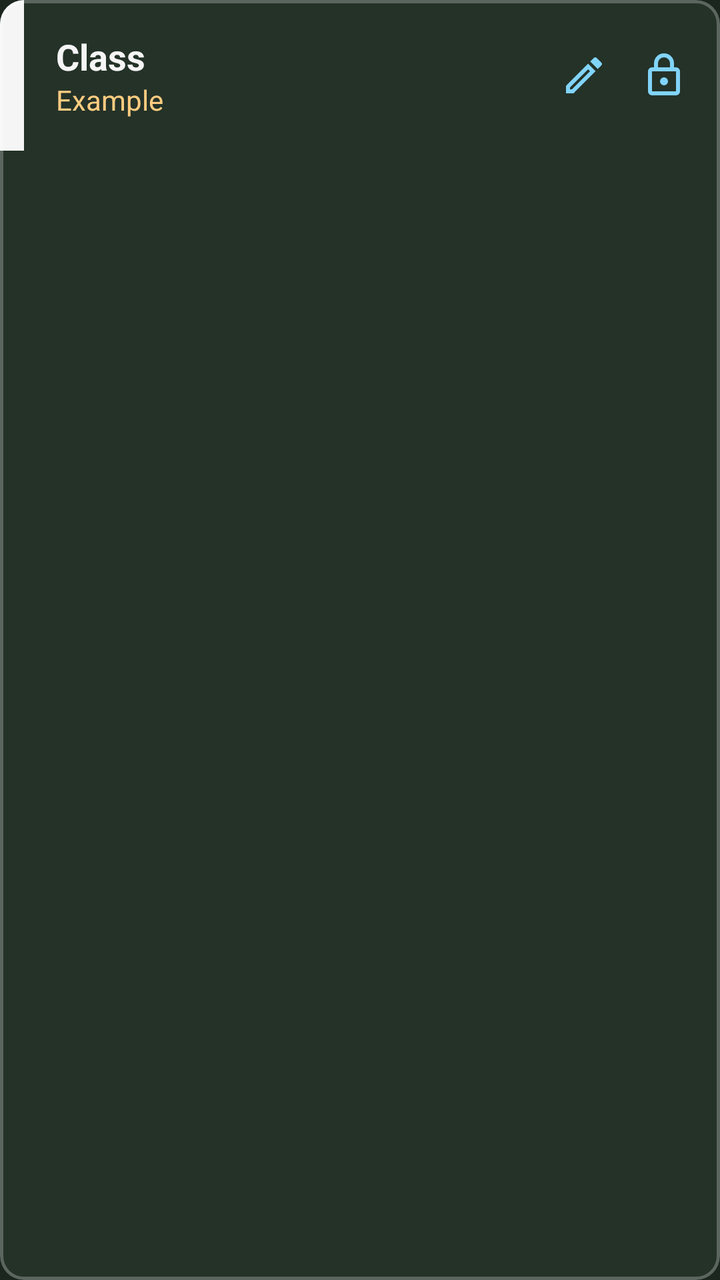
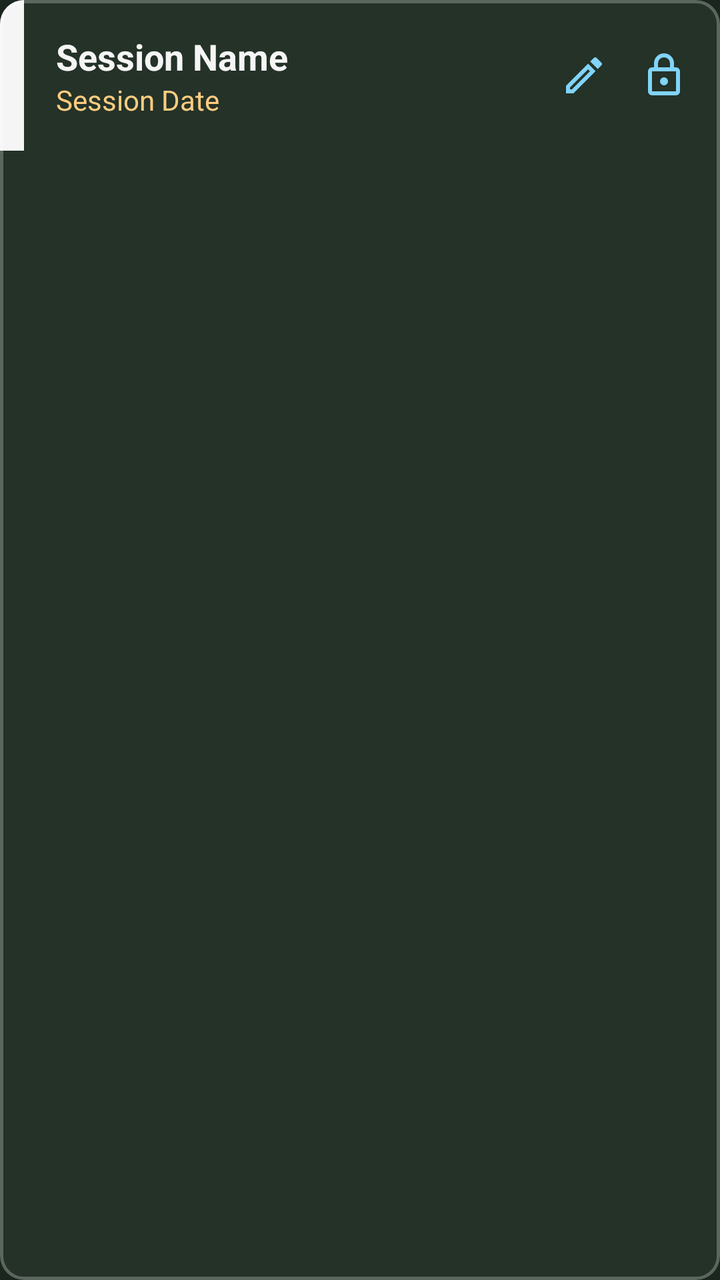

The first picture is an Android layout as it rendered before a commit; the second is the same layout after the commit. The layout source and the unified diff follow.
<!-- AndroidManifest.xml: application theme Theme.Presensor -->
<!-- res/layout/item_session_card.xml -->
<?xml version="1.0" encoding="utf-8"?>
<com.google.android.material.card.MaterialCardView xmlns:android="http://schemas.android.com/apk/res/android"
    xmlns:app="http://schemas.android.com/apk/res-auto"
    android:layout_width="match_parent"
    android:layout_height="wrap_content"
    android:layout_marginHorizontal="12dp"
    android:layout_marginVertical="6dp"
    app:cardCornerRadius="12dp"
    app:cardBackgroundColor="?attr/cardBackgroundColor"
    app:strokeColor="?attr/cardFrameColor"
    app:cardElevation="0dp"
    app:strokeWidth="1.5dp"
    android:clickable="true"
    android:focusable="true"
    android:foreground="?android:attr/selectableItemBackground">

    <RelativeLayout
        android:layout_width="match_parent"
        android:layout_height="wrap_content">

        <View
            android:id="@+id/viewSessionAccent"
            android:layout_width="12dp"
            android:layout_height="0dp"
            android:layout_alignTop="@id/contentWrapper"
            android:layout_alignBottom="@id/contentWrapper"
            android:background="@color/chalk_white" />

        <RelativeLayout
            android:id="@+id/contentWrapper"
            android:layout_width="match_parent"
            android:layout_height="wrap_content"
            android:layout_toEndOf="@id/viewSessionAccent"
            android:padding="16dp">

            <LinearLayout
                android:layout_width="wrap_content"
                android:layout_height="wrap_content"
                android:orientation="vertical"
                android:layout_alignParentStart="true"
                android:layout_toStartOf="@id/btnEditSession">

                <TextView
                    android:id="@+id/txtSessionName"
                    android:layout_width="wrap_content"
                    android:layout_height="wrap_content"
                    android:text="Class"
                    android:maxLines="2"
                    android:maxWidth="200dp"
                    android:textSize="18sp"
                    android:textStyle="bold"
                    android:ellipsize="end"
                    android:textColor="?attr/colorPrimary" />

                <TextView
                    android:id="@+id/txtSessionDetails"
                    android:layout_width="wrap_content"
                    android:layout_height="wrap_content"
                    android:text="Example"
                    android:textColor="?attr/descriptiveTextColor"
                    android:textSize="14sp" />
            </LinearLayout>

            <ImageView
                android:id="@+id/btnEditSession"
                android:layout_width="24dp"
                android:layout_height="24dp"
                android:layout_centerVertical="true"
                android:layout_toStartOf="@id/imgSessionLockOnSessionView"
                android:layout_marginEnd="16dp"
                android:src="@drawable/ic_edit"
                android:clickable="true"
                android:focusable="true"
                android:background="?android:attr/selectableItemBackgroundBorderless"
                app:tint="?attr/actionItemColor" />

            <ImageView
                android:id="@+id/imgSessionLockOnSessionView"
                android:layout_width="24dp"
                android:layout_height="24dp"
                android:layout_alignParentEnd="true"
                android:layout_centerVertical="true"
                android:src="@drawable/status_lock"
                app:tint="?attr/actionItemColor" />

        </RelativeLayout>
    </RelativeLayout>
</com.google.android.material.card.MaterialCardView>
<!-- resources referenced by this layout -->
<resources>
  <color name="chalk_white">#F5F5F5</color>
  <!-- drawable ic_edit (drawable) -->
  <vector xmlns:android="http://schemas.android.com/apk/res/android" android:height="24dp" android:tint="#000000" android:viewportHeight="24" android:viewportWidth="24" android:width="24dp">
        
      <path android:fillColor="@android:color/white" android:pathData="M3,17.25V21h3.75L17.81,9.94l-3.75,-3.75L3,17.25zM5.92,19H5v-0.92l9.06,-9.06 0.92,0.92L5.92,19zM20.71,5.63l-2.34,-2.34c-0.2,-0.2 -0.45,-0.29 -0.71,-0.29s-0.51,0.1 -0.7,0.29l-1.83,1.83 3.75,3.75 1.83,-1.83c0.39,-0.39 0.39,-1.02 0,-1.41z"/>
      
  </vector>
  <!-- drawable status_lock (drawable) -->
  <vector xmlns:android="http://schemas.android.com/apk/res/android"
      android:width="24dp"
      android:height="24dp"
      android:viewportWidth="960"
      android:viewportHeight="960">
    <path
        android:pathData="M240,880q-33,0 -56.5,-23.5T160,800v-400q0,-33 23.5,-56.5T240,320h40v-80q0,-83 58.5,-141.5T480,40q83,0 141.5,58.5T680,240v80h40q33,0 56.5,23.5T800,400v400q0,33 -23.5,56.5T720,880L240,880ZM240,800h480v-400L240,400v400ZM536.5,656.5Q560,633 560,600t-23.5,-56.5Q513,520 480,520t-56.5,23.5Q400,567 400,600t23.5,56.5Q447,680 480,680t56.5,-23.5ZM360,320h240v-80q0,-50 -35,-85t-85,-35q-50,0 -85,35t-35,85v80ZM240,800v-400,400Z"
        android:fillColor="#e3e3e3"/>
  </vector>
  <style name="Theme.Presensor" parent="Base.Theme.Presensor" />
  <style name="Base.Theme.Presensor" parent="Theme.MaterialComponents.DayNight.NoActionBar">
          <item name="colorPrimary">@color/chalk_white</item>
          <item name="colorOnPrimary">@color/blackboard_green</item>
  
          <item name="android:windowBackground">@color/blackboard_green</item>
          <item name="colorSurface">@color/surface_dark</item>
  
          <item name="android:statusBarColor">#141D16</item>
          <item name="android:windowLightStatusBar">false</item>
          <item name="android:textColorPrimary">@color/chalk_white</item>
          <item name="android:textColorSecondary" format="color">@color/chalk_blue</item>
          <item name="timestampColor" format="color">@color/chalk_teal</item>
          <item name="actionItemColor" format="color">@color/chalk_blue</item>
          <item name="descriptiveTextColor" format="color">@color/chalk_orange</item>
          <item name="cardFrameColor" format="color">@color/blackboard_frame</item>
          <item name="cardBackgroundColor" format="color">@color/blackboard_lighter_green</item>
  
          <item name="studentSkippedClassColor" format="color">@color/chalk_red</item>
          <item name="studentAttendedClassColor" format="color">@color/chalk_green</item>
      </style>
  <color name="blackboard_green">#1B261E</color>
  <color name="surface_dark">#243027</color>
  <color name="chalk_blue">#81D4FA</color>
  <color name="chalk_teal">#80CBC4</color>
  <color name="chalk_orange">#FFCC80</color>
  <color name="blackboard_frame">#40FFFFFF</color>
  <color name="blackboard_lighter_green">#243228</color>
  <color name="chalk_red">#EF9A9A</color>
  <color name="chalk_green">#C5E1A5</color>
</resources>

<!-- the commit's change to res/layout/item_session_card.xml (unified diff, before → after) -->
@@ -44,7 +44,7 @@
                     android:id="@+id/txtSessionName"
                     android:layout_width="wrap_content"
                     android:layout_height="wrap_content"
-                    android:text="Class"
+                    android:text="@string/hint_session_name"
                     android:maxLines="2"
                     android:maxWidth="200dp"
                     android:textSize="18sp"
@@ -56,7 +56,7 @@
                     android:id="@+id/txtSessionDetails"
                     android:layout_width="wrap_content"
                     android:layout_height="wrap_content"
-                    android:text="Example"
+                    android:text="@string/hint_session_date"
                     android:textColor="?attr/descriptiveTextColor"
                     android:textSize="14sp" />
             </LinearLayout>
<!-- resource entries referenced after the edit -->
@@ -17,6 +17,8 @@
         android:pathData="M240,880q-33,0 -56.5,-23.5T160,800v-400q0,-33 23.5,-56.5T240,320h40v-80q0,-83 58.5,-141.5T480,40q83,0 141.5,58.5T680,240v80h40q33,0 56.5,23.5T800,400v400q0,33 -23.5,56.5T720,880L240,880ZM240,800h480v-400L240,400v400ZM536.5,656.5Q560,633 560,600t-23.5,-56.5Q513,520 480,520t-56.5,23.5Q400,567 400,600t23.5,56.5Q447,680 480,680t56.5,-23.5ZM360,320h240v-80q0,-50 -35,-85t-85,-35q-50,0 -85,35t-35,85v80ZM240,800v-400,400Z"
         android:fillColor="#e3e3e3"/>
   </vector>
+  <string name="hint_session_date">Session Date</string>
+  <string name="hint_session_name">Session Name</string>
   <style name="Theme.Presensor" parent="Base.Theme.Presensor" />
   <style name="Base.Theme.Presensor" parent="Theme.MaterialComponents.DayNight.NoActionBar">
           <item name="colorPrimary">@color/chalk_white</item>
